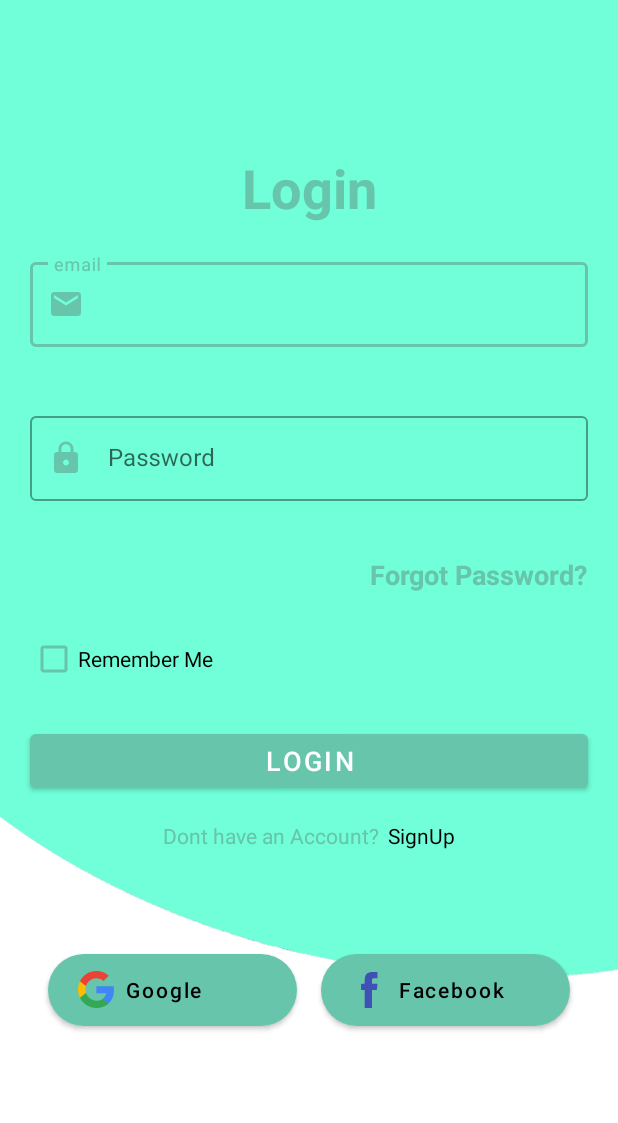
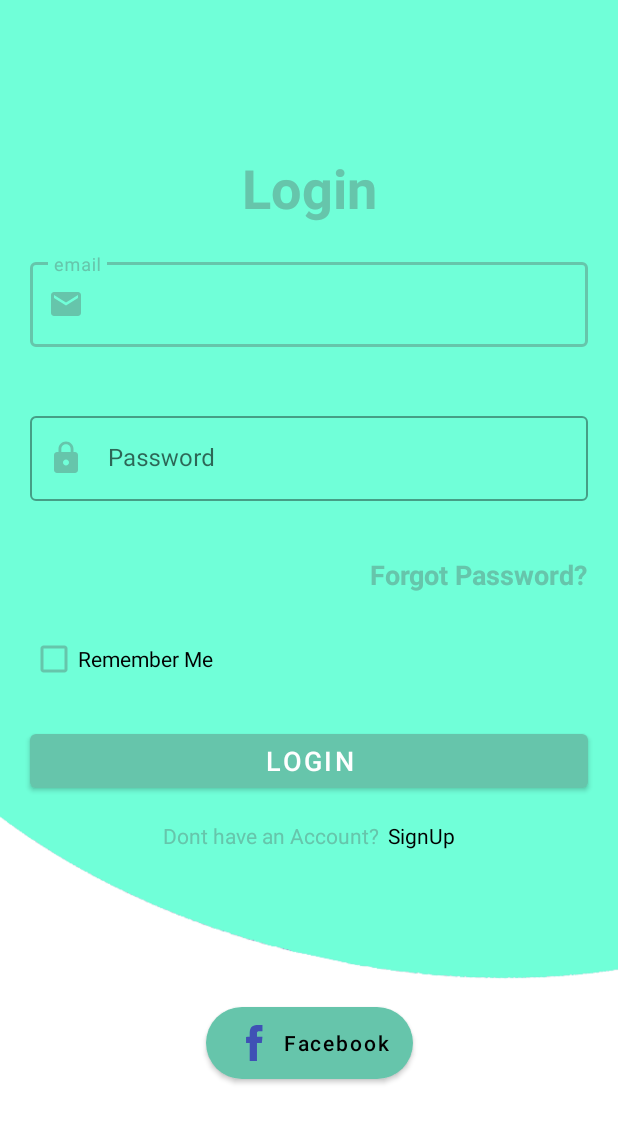
Before and after one commit to TirariAchref/MiniProjetAndroid, an Android app: the screen it shows after launch (MainActivity), on a phone screen of 412 x 824 dp. Shown: the top 1123 px of the screen. Run offline under Robolectric (Android 15) with nearby library versions, the light colour scheme and no system bars; libraries missing offline, so code that uses them is left out: com.facebook, com.facebook.login; plain views replace LoginButton; 2 statements that could not run were skipped.

Commit message:
final update

```diff
--- a/app/src/main/java/tn/esprit/lolretrofit/HomeActivity.kt
+++ b/app/src/main/java/tn/esprit/lolretrofit/HomeActivity.kt
@@ -79,10 +79,7 @@ class HomeActivity : AppCompatActivity() {
             true
         }
 
-        bottomNav.getOrCreateBadge(R.id.mimessage).apply {
-            number = 8
-            isVisible = true
-        }
+
 
     }
 
--- a/app/src/main/java/tn/esprit/lolretrofit/addreponse.kt
+++ b/app/src/main/java/tn/esprit/lolretrofit/addreponse.kt
@@ -68,6 +68,11 @@ class addreponse : AppCompatActivity() {
 
         amainIntent = Intent(this, AllReponse::class.java)
         btnADDReponse.setOnClickListener{
+            if (txtEdit?.text!!.isEmpty()) {
+                Toast.makeText(this@addreponse, "Reponse must not be empty", Toast.LENGTH_SHORT).show()
+
+                return@setOnClickListener
+            }
             doLogin()
         }
     }
--- a/app/src/main/java/tn/esprit/lolretrofit/utils/ApiInterface.kt
+++ b/app/src/main/java/tn/esprit/lolretrofit/utils/ApiInterface.kt
@@ -31,6 +31,8 @@ interface ApiInterface {
 
     @GET("allquestions")
     fun AllQuestion(): Call<MutableList<Question>>
+    @GET("allusers")
+    fun allusers(): Call<MutableList<User>>
 
     @GET("getuserEmail/{email}")
     fun getuserbyemail( @Path("email") email : String): Call<MutableList<User>>
@@ -58,7 +60,7 @@ interface ApiInterface {
     fun upload(@Part image: MultipartBody.Part,@Path("id") id : String): Call<User>
     companion object {
 
-        var BASE_URL = "http://172.17.0.98:3000/"
+        var BASE_URL = "http://10.0.2.2:3000/"
 
         fun create() : ApiInterface {
             val httpClient = OkHttpClient.Builder()
--- a/app/src/main/res/drawable/ic_baseline_add_circle_24.xml
+++ b/app/src/main/res/drawable/ic_baseline_add_circle_24.xml
@@ -1,4 +1,4 @@
-<vector android:height="24dp" android:tint="#FFFFFF"
+<vector android:height="24dp" android:tint="@color/colorPrimary"
     android:viewportHeight="24" android:viewportWidth="24"
     android:width="24dp" xmlns:android="http://schemas.android.com/apk/res/android">
     <path android:fillColor="@android:color/white" android:pathData="M12,2C6.48,2 2,6.48 2,12s4.48,10 10,10 10,-4.48 10,-10S17.52,2 12,2zM17,13h-4v4h-2v-4L7,13v-2h4L11,7h2v4h4v2z"/>
--- a/app/src/main/res/layout/activity_main.xml
+++ b/app/src/main/res/layout/activity_main.xml
@@ -134,25 +134,7 @@ android:buttonTint="@color/colorPrimary"
 
     </LinearLayout>
 
-    <Button
-        android:id="@+id/btnGoogle"
-        android:layout_width="0dp"
-        android:layout_height="wrap_content"
-        android:layout_marginStart="32dp"
-        android:layout_marginEnd="8dp"
-        android:background="@drawable/btn_bg"
-        android:drawableLeft="@drawable/ic_google"
-        android:drawablePadding="10dp"
-        android:paddingLeft="20dp"
-        android:text="Google"
-        android:textAlignment="textStart"
-        android:textAllCaps="false"
-        app:layout_constraintBottom_toBottomOf="parent"
-        app:layout_constraintEnd_toStartOf="@+id/btnFacebook"
-        app:layout_constraintHorizontal_bias="0.5"
-        app:layout_constraintStart_toStartOf="parent"
-        app:layout_constraintTop_toBottomOf="@+id/linearLayout"
-        app:layout_constraintVertical_bias="0.32999998" />
+
 
     <com.facebook.login.widget.LoginButton
         android:id="@+id/login_button"
@@ -168,10 +150,8 @@ android:buttonTint="@color/colorPrimary"
 
     <Button
         android:id="@+id/btnFacebook"
-        android:layout_width="0dp"
+        android:layout_width="wrap_content"
         android:layout_height="wrap_content"
-        android:layout_marginStart="8dp"
-        android:layout_marginEnd="32dp"
         android:background="@drawable/btn_bg"
         android:drawableLeft="@drawable/ic_facebook"
 
@@ -180,11 +160,13 @@ android:buttonTint="@color/colorPrimary"
         android:text="Facebook"
         android:textAlignment="textStart"
         android:textAllCaps="false"
-        app:layout_constraintBottom_toBottomOf="@+id/btnGoogle"
+
+        app:layout_constraintBottom_toBottomOf="parent"
         app:layout_constraintEnd_toEndOf="parent"
-        app:layout_constraintHorizontal_bias="0.5"
-        app:layout_constraintStart_toEndOf="@+id/btnGoogle"
-        app:layout_constraintTop_toTopOf="@+id/btnGoogle" />
+        app:layout_constraintStart_toStartOf="parent"
+        app:layout_constraintTop_toBottomOf="@+id/linearLayout" />
+
+       */>
     <com.google.android.material.progressindicator.CircularProgressIndicator
         android:id="@+id/progBar"
         android:layout_width="wrap_content"
--- a/app/src/main/res/layout/activity_mapbox.xml
+++ b/app/src/main/res/layout/activity_mapbox.xml
@@ -24,6 +24,7 @@
 
         app:title="Google Map"
         app:titleTextColor="@color/white" />
+
     <com.mapbox.maps.MapView
         android:id="@+id/map_view"
         android:layout_width="match_parent"
```
Also changed, not shown: app/src/main/java/tn/esprit/lolretrofit/AddMessage.kt (+62 -5 lines), app/src/main/java/tn/esprit/lolretrofit/AddQuestion.kt (+10 -0 lines), app/src/main/res/layout/activity_add_message.xml (+6 -3 lines), app/src/main/res/layout/fragment_question.xml (+7 -0 lines).
